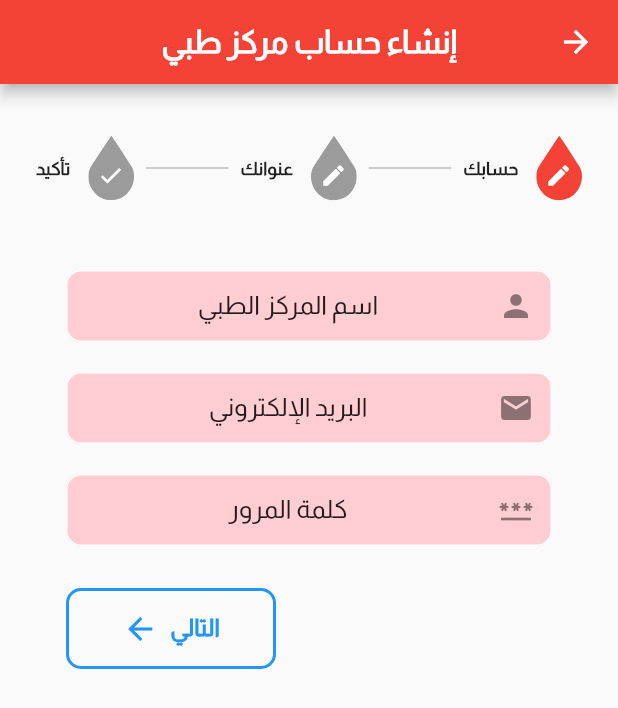
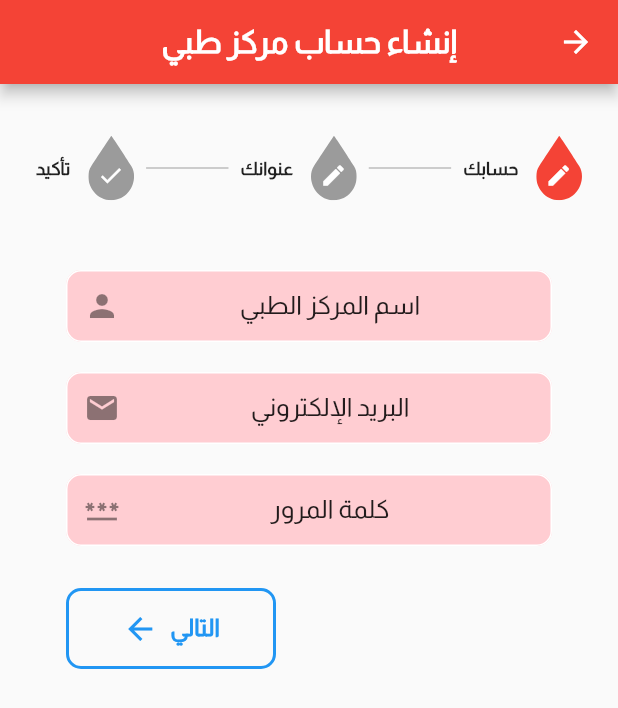
Before and after one commit to m-alhoomaidi/Blood-Bank, a Flutter app: the SignUpPage screen opened by its route, after a tap on "إنشاء حساب كمركز طبي", on a phone screen of 412 x 824 dp. Shown: the top 708 px of the screen. Run offline on Flutter 3.47's test engine with Material 2 defaults, Android fonts, the phone set to English and light mode, and no system bars; drawn by our look-alikes of modal_progress_hud_nsn; our stand-ins replace carousel_slider, email_validator, fl_chart, flutter_svg.

Commit message:
edit my text field

```diff
--- a/blood_bank_app/lib/pages/sign_in_page.dart
+++ b/blood_bank_app/lib/pages/sign_in_page.dart
@@ -68,7 +68,8 @@ class SignInPage extends StatelessWidget {
                             value != null && EmailValidator.validate(value)
                                 ? null
                                 : "اكتب بريد إيميل صحيح",
-                          icon: Icons.phone_android),
+                        icon: const Icon(Icons.phone_android),
+                      ),
                     ),
                     const SizedBox(height: 20),
                     Container(
@@ -87,7 +88,7 @@ class SignInPage extends StatelessWidget {
                           }
                           return null;
                         },
-                        icon: Icons.key_outlined,
+                        icon: const Icon(Icons.key_outlined),
                       ),
                     ),
                     Container(
--- a/blood_bank_app/lib/pages/sign_up_page.dart
+++ b/blood_bank_app/lib/pages/sign_up_page.dart
@@ -240,7 +240,7 @@ class _SignUpPageState extends State<SignUpPage> {
                       value != null && EmailValidator.validate(value)
                           ? null
                           : "اكتب بريد إيميل صحيح",
-                  icon: Icons.email,
+                  icon: const Icon(Icons.email),
                   keyBoardType: TextInputType.emailAddress,
                 ),
               ),
@@ -261,7 +261,7 @@ class _SignUpPageState extends State<SignUpPage> {
                     }
                     return null;
                   },
-                  icon: Icons.password,
+                  icon: const Icon(Icons.password),
                 ),
               ),
             ],
@@ -300,7 +300,7 @@ class _SignUpPageState extends State<SignUpPage> {
                     }
                     return null;
                   },
-                  icon: Icons.person,
+                  icon: const Icon(Icons.person),
                 ),
               ),
               const SizedBox(height: 20),
@@ -319,7 +319,7 @@ class _SignUpPageState extends State<SignUpPage> {
                     }
                     return null;
                   },
-                  icon: Icons.phone_android,
+                  icon: const Icon(Icons.phone_android),
                   keyBoardType: TextInputType.number,
                 ),
               ),
@@ -422,7 +422,7 @@ class _SignUpPageState extends State<SignUpPage> {
                   blurrBorderColor: Colors.white,
                   focusBorderColor: eTextFieldFocusBorder,
                   fillColor: eTextFieldFill,
-                  icon: Icons.my_location_outlined,
+                  icon: const Icon(Icons.my_location_outlined),
                   onSave: (value) {},
                   validator: (value) {
                     if (value!.length != 9) {
--- a/blood_bank_app/lib/pages/sing_up_center_page.dart
+++ b/blood_bank_app/lib/pages/sing_up_center_page.dart
@@ -216,7 +216,7 @@ class _SignUpCenterState extends State<SignUpCenter> {
                     }
                     return null;
                   },
-                  icon: Icons.person,
+                  icon: const Icon(Icons.person),
                 ),
               ),
               const SizedBox(height: 20),
@@ -233,7 +233,7 @@ class _SignUpCenterState extends State<SignUpCenter> {
                       value != null && EmailValidator.validate(value)
                           ? null
                           : "اكتب بريد إيميل صحيح",
-                  icon: Icons.email,
+                  icon: const Icon(Icons.email),
                   keyBoardType: TextInputType.emailAddress,
                 ),
               ),
@@ -254,7 +254,7 @@ class _SignUpCenterState extends State<SignUpCenter> {
                     }
                     return null;
                   },
-                  icon: Icons.password,
+                  icon: const Icon(Icons.password),
                 ),
               ),
             ],
@@ -340,7 +340,7 @@ class _SignUpCenterState extends State<SignUpCenter> {
                   blurrBorderColor: Colors.white,
                   focusBorderColor: eTextFieldFocusBorder,
                   fillColor: eTextFieldFill,
-                  icon: Icons.my_location_outlined,
+                  icon: const Icon(Icons.my_location_outlined),
                   onSave: (value) {},
                   validator: (value) {
                     if (value!.length != 9) {
--- a/blood_bank_app/lib/widgets/forms/my_text_form_field.dart
+++ b/blood_bank_app/lib/widgets/forms/my_text_form_field.dart
@@ -14,6 +14,9 @@ class MyTextFormField extends StatelessWidget {
     this.fillColor,
     this.hintStyle = const TextStyle(),
     this.isPassword = false,
+    this.suffixIcon = true,
+    this.readOnly = false,
+    this.onTap,
   }) : super(key: key);
 
   final TextInputType keyBoardType;
@@ -21,22 +24,32 @@ class MyTextFormField extends StatelessWidget {
   final ValueChanged<String>? onChange;
   final FormFieldValidator<String>? validator;
   final FormFieldSetter<String>? onSave;
-  final IconData? icon;
+  final Widget? icon;
+  final bool suffixIcon;
   final Color? focusBorderColor, blurrBorderColor, fillColor;
   final bool isPassword;
   final TextStyle hintStyle;
+  final bool readOnly;
+  final void Function()? onTap;
 
   @override
   Widget build(BuildContext context) {
     return TextFormField(
+      onTap: onTap,
       onChanged: onChange,
       validator: validator,
       obscureText: isPassword,
       onSaved: onSave,
       keyboardType: keyBoardType,
       textAlign: TextAlign.center,
+      readOnly: readOnly,
       decoration: InputDecoration(
-        prefixIcon: icon != null ? Icon(icon!) : null,
+        prefixIcon: suffixIcon
+            ? null
+            : icon != null
+                ? icon!
+                : null,
+        suffixIcon: suffixIcon ? icon : null,
         hintText: hint,
         hintStyle: hintStyle,
         filled: (fillColor != null),
```
Also changed, not shown: blood_bank_app/lib/widgets/setting/profile_body.dart (+48 -20 lines). Lines whose indentation alone changed are shown as unchanged.
